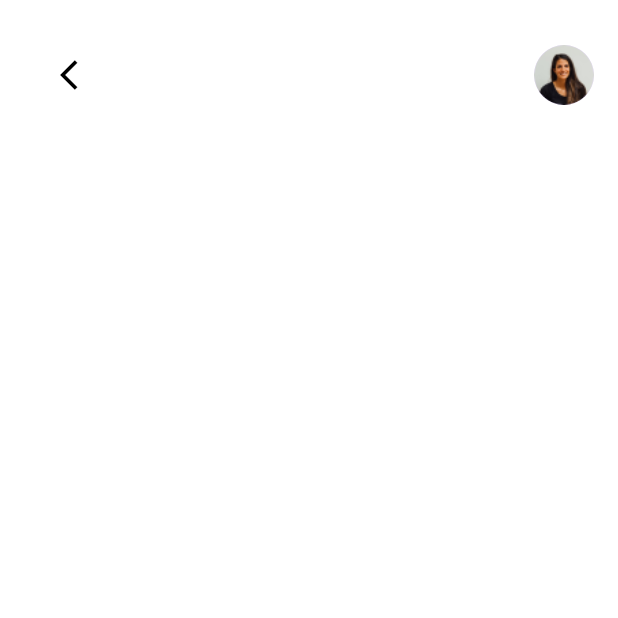
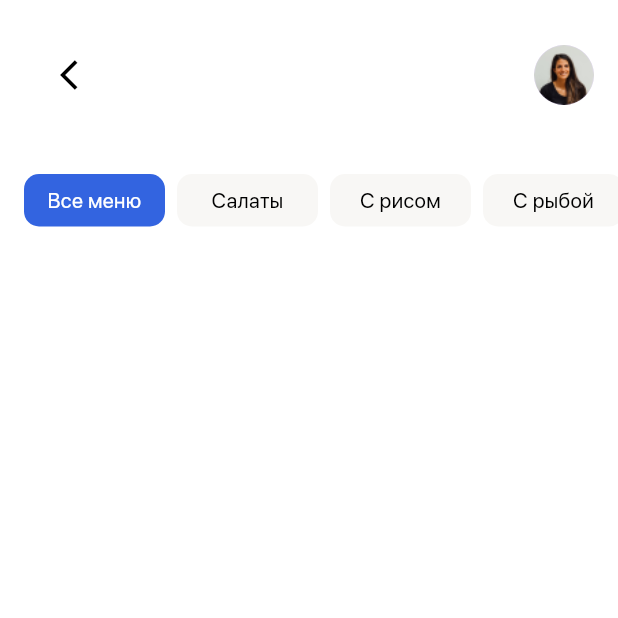
Before and after one commit to nikitasalnikov56/foods-menu, a Flutter app: the CategoryPage screen opened directly, on a phone screen of 412 x 824 dp, the top half of it. Run offline on Flutter 3.47's test engine with Material 2 defaults, Android fonts, the phone set to English and light mode, and no system bars; our stand-ins replace bloc, cached_network_image, flutter_bloc, flutter_svg, hive, hive_flutter and 1 more; accounts and stored records are empty; network calls fail.

Commit message:
foods-menu

```diff
--- a/lib/ui/components/category_grid_items/category_gird_items.dart
+++ b/lib/ui/components/category_grid_items/category_gird_items.dart
@@ -26,10 +26,7 @@ class CategoryGirdItems extends StatelessWidget {
         if (state is DishesLoadedState) {
           return Column(
             children: [
-              SizedBox(
-                height: 35,
-                child: TabBarItems(state: state),
-              ),
+
               const SizedBox(
                 height: 16,
               ),
--- a/lib/ui/components/tab_bar_items/tab_bar_items.dart
+++ b/lib/ui/components/tab_bar_items/tab_bar_items.dart
@@ -8,9 +8,7 @@ import 'package:provider/provider.dart';
 class TabBarItems extends StatelessWidget {
   const TabBarItems({
     super.key,
-    required this.state,
   });
-  final DishesLoadedState state;
   @override
   Widget build(BuildContext context) {
     final model = Provider.of<CategoryProvider>(context);
--- a/lib/ui/pages/category_page.dart/category_page.dart
+++ b/lib/ui/pages/category_page.dart/category_page.dart
@@ -4,18 +4,20 @@ import 'package:flutter_test_work/blocks/dishes_bloc/dishes_bloc.dart';
 import 'package:flutter_test_work/domain/api/category_repository.dart';
 import 'package:flutter_test_work/ui/components/category_appbar/category_appbar.dart';
 import 'package:flutter_test_work/ui/components/category_grid_items/category_gird_items.dart';
+import 'package:flutter_test_work/ui/components/tab_bar_items/tab_bar_items.dart';
 import 'package:flutter_test_work/ui/theme/app_colors.dart';
 
 class CategoryPage extends StatelessWidget {
   const CategoryPage({
     super.key,
+
   });
+
 
   @override
   Widget build(BuildContext context) {
     final arg = ModalRoute.of(context)?.settings.arguments;
     final String name = arg is String ? arg : '';
-
     return BlocProvider(
       create: (context) => DishesBloc(dishesRepository: CategoryRepository())
         ..add(DishesLoadEvent()),
@@ -31,6 +33,10 @@ class CategoryPage extends StatelessWidget {
               const SizedBox(
                 height: 16,
               ),
+              SizedBox(
+                height: 35,
+                child: TabBarItems(),
+              ),
               const Expanded(
                 child: CategoryGirdItems(),
               ),
```
